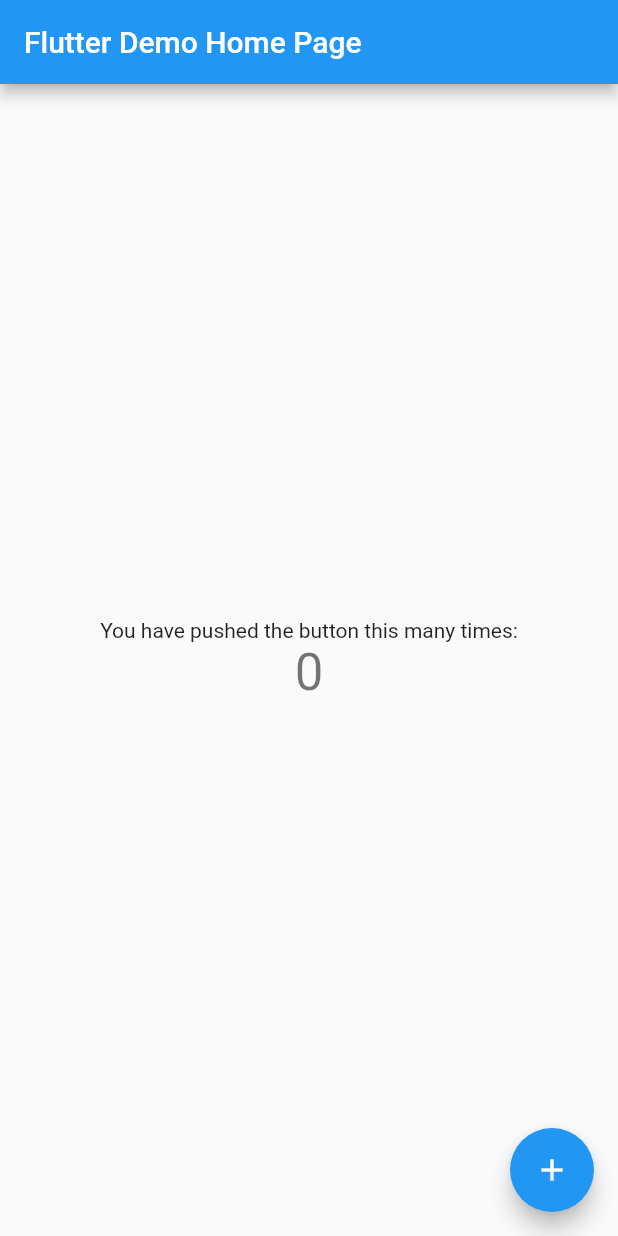
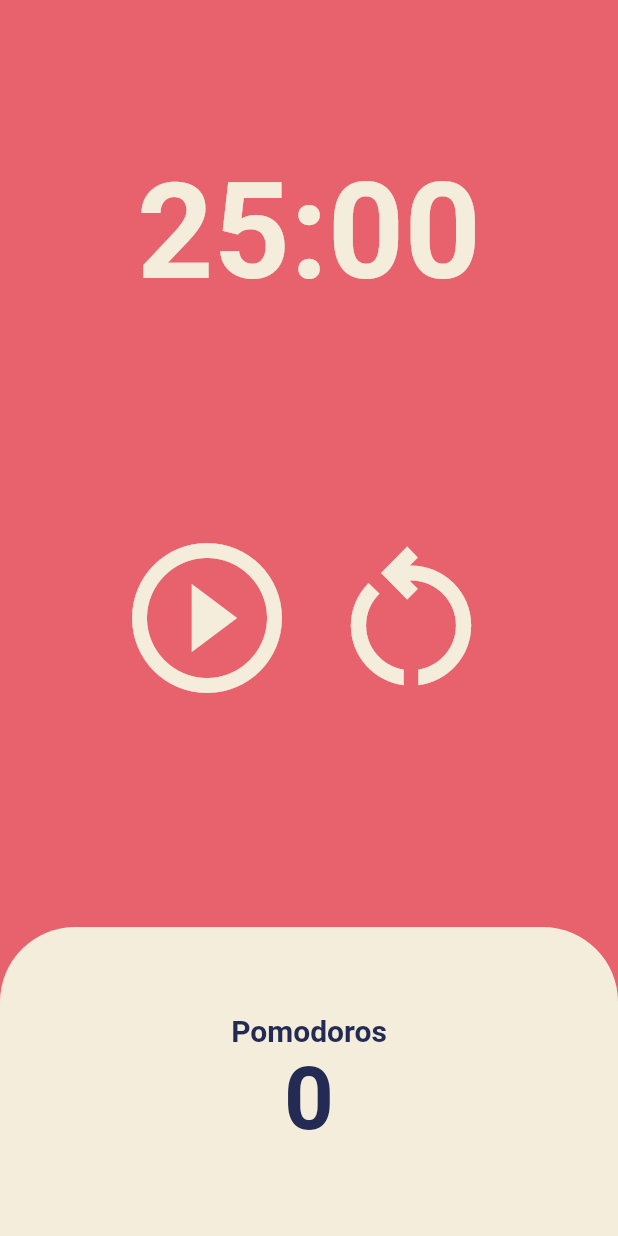
Before and after one commit to dannysmson/PomodoroApp, a Flutter app: the screen it shows after launch, on a phone screen of 412 x 824 dp. Run offline on Flutter 3.47's test engine with Material 2 defaults, Android fonts, the phone set to English and light mode, and no system bars.

Commit message:
Pomodoro App, Flexible, Timer, Buttons, Counter

```diff
--- a/lib/main.dart
+++ b/lib/main.dart
@@ -1,115 +1,25 @@
 import 'package:flutter/material.dart';
+import 'package:pomodoro/screens/home_screen.dart';
 
 void main() {
-  runApp(const MyApp());
+  runApp(App());
 }
 
-class MyApp extends StatelessWidget {
-  const MyApp({super.key});
-
+class App extends StatelessWidget {
   // This widget is the root of your application.
   @override
   Widget build(BuildContext context) {
     return MaterialApp(
-      title: 'Flutter Demo',
       theme: ThemeData(
-        // This is the theme of your application.
-        //
-        // Try running your application with "flutter run". You'll see the
-        // application has a blue toolbar. Then, without quitting the app, try
-        // changing the primarySwatch below to Colors.green and then invoke
-        // "hot reload" (press "r" in the console where you ran "flutter run",
-        // or simply save your changes to "hot reload" in a Flutter IDE).
-        // Notice that the counter didn't reset back to zero; the application
-        // is not restarted.
-        primarySwatch: Colors.blue,
+        backgroundColor: const Color(0xFFE7626C),
+        textTheme: const TextTheme(
+          headline1: TextStyle(
+            color: Color(0xFF232B55),
+          ),
+        ),
+        cardColor: const Color(0xFFF4EDDB),
       ),
-      home: const MyHomePage(title: 'Flutter Demo Home Page'),
+      home: const HomeScreen(),
     );
   }
 }
-
-class MyHomePage extends StatefulWidget {
-  const MyHomePage({super.key, required this.title});
-
-  // This widget is the home page of your application. It is stateful, meaning
-  // that it has a State object (defined below) that contains fields that affect
-  // how it looks.
-
-  // This class is the configuration for the state. It holds the values (in this
-  // case the title) provided by the parent (in this case the App widget) and
-  // used by the build method of the State. Fields in a Widget subclass are
-  // always marked "final".
-
-  final String title;
-
-  @override
-  State<MyHomePage> createState() => _MyHomePageState();
-}
-
-class _MyHomePageState extends State<MyHomePage> {
-  int _counter = 0;
-
-  void _incrementCounter() {
-    setState(() {
-      // This call to setState tells the Flutter framework that something has
-      // changed in this State, which causes it to rerun the build method below
-      // so that the display can reflect the updated values. If we changed
-      // _counter without calling setState(), then the build method would not be
-      // called again, and so nothing would appear to happen.
-      _counter++;
-    });
-  }
-
-  @override
-  Widget build(BuildContext context) {
-    // This method is rerun every time setState is called, for instance as done
-    // by the _incrementCounter method above.
-    //
-    // The Flutter framework has been optimized to make rerunning build methods
-    // fast, so that you can just rebuild anything that needs updating rather
-    // than having to individually change instances of widgets.
-    return Scaffold(
-      appBar: AppBar(
-        // Here we take the value from the MyHomePage object that was created by
-        // the App.build method, and use it to set our appbar title.
-        title: Text(widget.title),
-      ),
-      body: Center(
-        // Center is a layout widget. It takes a single child and positions it
-        // in the middle of the parent.
-        child: Column(
-          // Column is also a layout widget. It takes a list of children and
-          // arranges them vertically. By default, it sizes itself to fit its
-          // children horizontally, and tries to be as tall as its parent.
-          //
-          // Invoke "debug painting" (press "p" in the console, choose the
-          // "Toggle Debug Paint" action from the Flutter Inspector in Android
-          // Studio, or the "Toggle Debug Paint" command in Visual Studio Code)
-          // to see the wireframe for each widget.
-          //
-          // Column has various properties to control how it sizes itself and
-          // how it positions its children. Here we use mainAxisAlignment to
-          // center the children vertically; the main axis here is the vertical
-          // axis because Columns are vertical (the cross axis would be
-          // horizontal).
-          mainAxisAlignment: MainAxisAlignment.center,
-          children: <Widget>[
-            const Text(
-              'You have pushed the button this many times:',
-            ),
-            Text(
-              '$_counter',
-              style: Theme.of(context).textTheme.headline4,
-            ),
-          ],
-        ),
-      ),
-      floatingActionButton: FloatingActionButton(
-        onPressed: _incrementCounter,
-        tooltip: 'Increment',
-        child: const Icon(Icons.add),
-      ), // This trailing comma makes auto-formatting nicer for build methods.
-    );
-  }
-}
--- /dev/null
+++ b/lib/screens/home_screen.dart
@@ -0,0 +1,153 @@
+import 'dart:async';
+import 'package:flutter/material.dart';
+
+class HomeScreen extends StatefulWidget {
+  const HomeScreen({super.key});
+
+  @override
+  State<HomeScreen> createState() => _HomeScreenState();
+}
+
+class _HomeScreenState extends State<HomeScreen> {
+  static const twentyFiveMinutes = 1500;
+  int totalSeconds = twentyFiveMinutes;
+  bool isRunning = false;
+  int totalPomodoros = 0;
+  late Timer timer;
+
+  void onTick(Timer timer) {
+    if (totalSeconds == 0) {
+      setState(() {
+        totalPomodoros += 1;
+        isRunning = false;
+        totalSeconds = twentyFiveMinutes;
+      });
+      timer.cancel();
+    } else {
+      setState(() {
+        totalSeconds -= 1;
+      });
+    }
+  }
+
+  void onStartPressed() {
+    timer = Timer.periodic(
+      const Duration(seconds: 1),
+      onTick,
+    );
+    setState(() {
+      isRunning = true;
+    });
+  }
+
+  void onPausePressed() {
+    timer.cancel();
+    setState(() {
+      isRunning = false;
+    });
+  }
+
+  String format(int seconds) {
+    var duration = Duration(
+      seconds: seconds,
+    );
+    return duration.toString().split(".").first.substring(2, 7);
+  }
+
+  void onResetPressed() {
+    setState(() {
+      isRunning = false;
+      totalSeconds = twentyFiveMinutes;
+      totalPomodoros = 0;
+    });
+    timer.cancel();
+  }
+
+  @override
+  Widget build(BuildContext context) {
+    return Scaffold(
+      backgroundColor: Theme.of(context).backgroundColor,
+      body: Column(
+        children: [
+          Flexible(
+            flex: 1,
+            child: Container(
+              alignment: Alignment.bottomCenter,
+              child: Text(format(totalSeconds),
+                  style: TextStyle(
+                    color: Theme.of(context).cardColor,
+                    fontSize: 89,
+                    fontWeight: FontWeight.w600,
+                  )),
+            ),
+          ),
+          Flexible(
+            flex: 2,
+            child: Center(
+              child: Row(
+                mainAxisAlignment: MainAxisAlignment.center,
+                children: [
+                  IconButton(
+                    iconSize: 120,
+                    color: Theme.of(context).cardColor,
+                    onPressed: isRunning ? onPausePressed : onStartPressed,
+                    icon: Icon(
+                      isRunning
+                          ? Icons.pause_circle_outline
+                          : Icons.play_circle_outline,
+                    ),
+                  ),
+                  IconButton(
+                    iconSize: 120,
+                    color: Theme.of(context).cardColor,
+                    onPressed: onResetPressed,
+                    icon: const Icon(Icons.restart_alt_outlined),
+                  ),
+                ],
+              ),
+            ),
+          ),
+          Flexible(
+            flex: 1,
+            child: Row(
+              children: [
+                Expanded(
+                  child: Container(
+                    decoration: BoxDecoration(
+                      color: Theme.of(context).cardColor,
+                      borderRadius: const BorderRadius.only(
+                        topLeft: Radius.circular(50),
+                        topRight: Radius.circular(50),
+                      ),
+                    ),
+                    child: Column(
+                      mainAxisAlignment: MainAxisAlignment.center,
+                      children: [
+                        Text(
+                          'Pomodoros',
+                          style: TextStyle(
+                            fontSize: 20,
+                            color: Theme.of(context).textTheme.headline1!.color,
+                            fontWeight: FontWeight.w600,
+                          ),
+                        ),
+                        Text(
+                          '$totalPomodoros',
+                          style: TextStyle(
+                            fontSize: 58,
+                            color: Theme.of(context).textTheme.headline1!.color,
+                            fontWeight: FontWeight.w600,
+                          ),
+                        ),
+                      ],
+                    ),
+                  ),
+                ),
+              ],
+            ),
+          ),
+        ],
+      ),
+    );
+  }
+}
```
Also changed, not shown: 1 other file.
